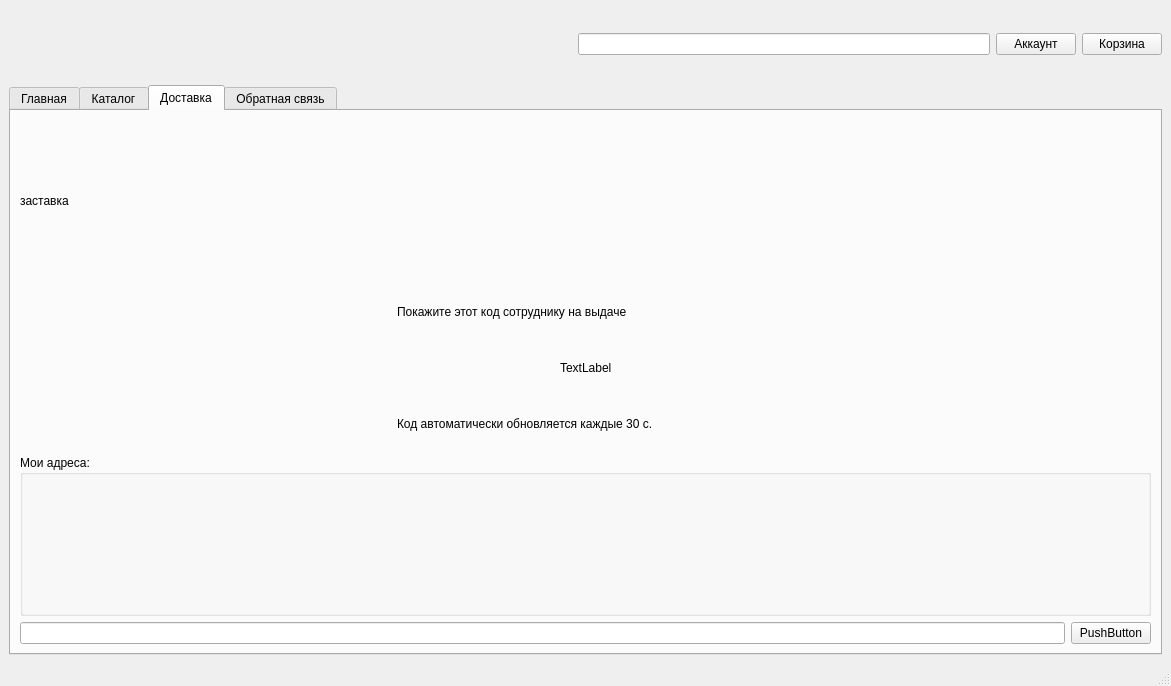
Above: mainwindow.ui from ceres919/QtShop before the change. Below: the same form after it.
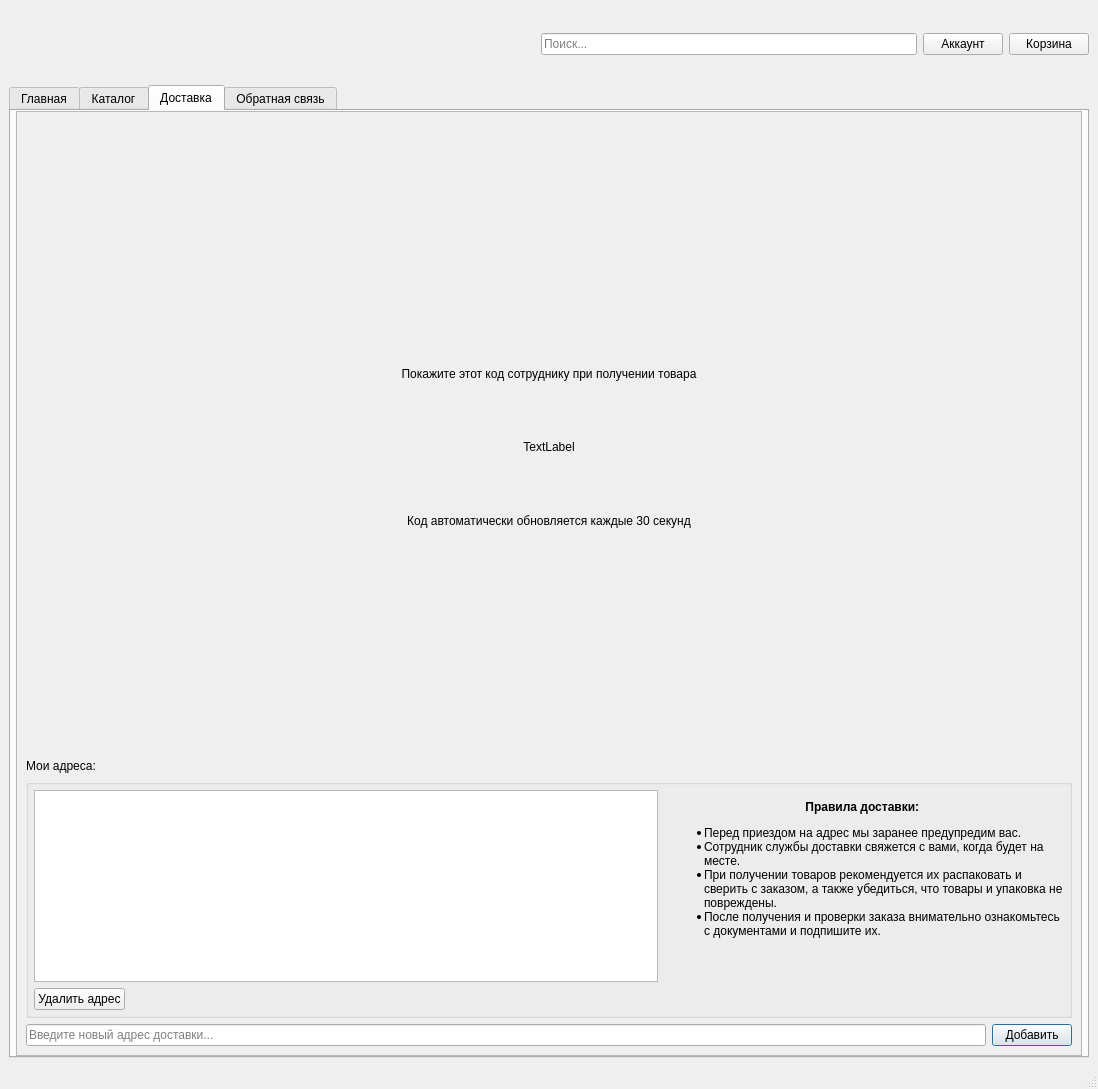
That is the form after the change. The open tabs and pages were chosen to show the change. Icons and pictures are not drawn.

Commit message: Add delivery tab

```diff
--- a/mainwindow.ui
+++ b/mainwindow.ui
@@ -6,8 +6,8 @@
    <rect>
     <x>0</x>
     <y>0</y>
-    <width>1171</width>
-    <height>686</height>
+    <width>1098</width>
+    <height>1089</height>
    </rect>
   </property>
   <property name="windowTitle">
@@ -63,7 +63,11 @@
        </spacer>
       </item>
       <item>
-       <widget class="QLineEdit" name="searchLineEdit"/>
+       <widget class="QLineEdit" name="searchLineEdit">
+        <property name="placeholderText">
+         <string>Поиск...</string>
+        </property>
+       </widget>
       </item>
       <item>
        <widget class="QPushButton" name="accountPushButton">
@@ -488,10 +492,40 @@
         <string>Доставка</string>
        </attribute>
        <layout class="QGridLayout" name="gridLayout_7">
+        <property name="leftMargin">
+         <number>5</number>
+        </property>
+        <property name="topMargin">
+         <number>0</number>
+        </property>
+        <property name="rightMargin">
+         <number>5</number>
+        </property>
+        <property name="bottomMargin">
+         <number>0</number>
+        </property>
         <item row="0" column="0">
-         <widget class="QLabel" name="deliveryPic">
+         <widget class="QScrollArea" name="scrollArea">
+          <property name="widgetResizable">
+           <bool>true</bool>
+          </property>
+          <widget class="QWidget" name="scrollAreaWidgetContents_2">
+           <property name="geometry">
+            <rect>
+             <x>0</x>
+             <y>0</y>
+             <width>1056</width>
+             <height>873</height>
+            </rect>
+           </property>
+           <layout class="QGridLayout" name="gridLayout_9">
+            <item row="3" column="0">
+             <widget class="QLabel" name="label_3">
           <property name="text">
-           <string>заставка</string>
+               <string>Мои адреса:</string>
+              </property>
+              <property name="alignment">
+               <set>Qt::AlignBottom|Qt::AlignLeading|Qt::AlignLeft</set>
           </property>
          </widget>
         </item>
@@ -511,11 +545,20 @@
            </spacer>
           </item>
           <item>
-           <layout class="QVBoxLayout" name="verticalLayout">
+               <layout class="QVBoxLayout" name="verticalLayout" stretch="0,0,0">
             <item>
              <widget class="QLabel" name="staffInfo">
+                  <property name="sizePolicy">
+                   <sizepolicy hsizetype="Expanding" vsizetype="Preferred">
+                    <horstretch>0</horstretch>
+                    <verstretch>0</verstretch>
+                   </sizepolicy>
+                  </property>
               <property name="text">
-               <string>Покажите этот код сотруднику на выдаче</string>
+                   <string>Покажите этот код сотруднику при получении товара</string>
+                  </property>
+                  <property name="alignment">
+                   <set>Qt::AlignCenter</set>
               </property>
              </widget>
             </item>
@@ -536,9 +579,18 @@
               </item>
               <item>
                <widget class="QLabel" name="codeLabel">
+                    <property name="sizePolicy">
+                     <sizepolicy hsizetype="Expanding" vsizetype="Preferred">
+                      <horstretch>0</horstretch>
+                      <verstretch>0</verstretch>
+                     </sizepolicy>
+                    </property>
                 <property name="text">
                  <string>TextLabel</string>
                 </property>
+                    <property name="alignment">
+                     <set>Qt::AlignCenter</set>
+                    </property>
                </widget>
               </item>
               <item>
@@ -559,7 +611,10 @@
             <item>
              <widget class="QLabel" name="codeInfo">
               <property name="text">
-               <string>Код автоматически обновляется каждые 30 с.</string>
+                   <string>Код автоматически обновляется каждые 30 секунд</string>
+                  </property>
+                  <property name="alignment">
+                   <set>Qt::AlignCenter</set>
               </property>
              </widget>
             </item>
@@ -580,35 +635,141 @@
           </item>
          </layout>
         </item>
-        <item row="2" column="0">
-         <widget class="QGroupBox" name="addressGroupBox">
-          <property name="maximumSize">
-           <size>
-            <width>16777215</width>
-            <height>16777215</height>
-           </size>
-          </property>
-          <property name="title">
-           <string>Мои адреса:</string>
+            <item row="0" column="0">
+             <widget class="QLabel" name="deliveryPic">
+              <property name="text">
+               <string/>
+              </property>
+              <property name="pixmap">
+               <pixmap resource="resources.qrc">:/resources/image/accountdialog.svg</pixmap>
           </property>
          </widget>
         </item>
-        <item row="3" column="0">
+            <item row="5" column="0">
          <layout class="QHBoxLayout" name="horizontalLayout_3">
           <property name="sizeConstraint">
            <enum>QLayout::SetMinimumSize</enum>
           </property>
           <item>
-           <widget class="QLineEdit" name="addressLineEdit"/>
+               <widget class="QLineEdit" name="addressLineEdit">
+                <property name="placeholderText">
+                 <string>Введите новый адрес доставки...</string>
+                </property>
+               </widget>
           </item>
           <item>
            <widget class="QPushButton" name="pushButton">
             <property name="text">
-             <string>PushButton</string>
-            </property>
+                 <string>Добавить</string>
+                </property>
+                <property name="default">
+                 <bool>true</bool>
+                </property>
            </widget>
           </item>
          </layout>
+            </item>
+            <item row="4" column="0">
+             <widget class="QGroupBox" name="addressGroupBox">
+              <property name="sizePolicy">
+               <sizepolicy hsizetype="Preferred" vsizetype="Maximum">
+                <horstretch>0</horstretch>
+                <verstretch>0</verstretch>
+               </sizepolicy>
+              </property>
+              <property name="minimumSize">
+               <size>
+                <width>0</width>
+                <height>0</height>
+               </size>
+              </property>
+              <property name="maximumSize">
+               <size>
+                <width>16777215</width>
+                <height>16777215</height>
+               </size>
+              </property>
+              <property name="title">
+               <string/>
+              </property>
+              <layout class="QGridLayout" name="gridLayout_10">
+               <property name="leftMargin">
+                <number>5</number>
+               </property>
+               <property name="topMargin">
+                <number>5</number>
+               </property>
+               <property name="rightMargin">
+                <number>5</number>
+               </property>
+               <property name="bottomMargin">
+                <number>5</number>
+               </property>
+               <item row="1" column="0">
+                <widget class="QPushButton" name="deleteAddressPushButton">
+                 <property name="sizePolicy">
+                  <sizepolicy hsizetype="Maximum" vsizetype="Fixed">
+                   <horstretch>0</horstretch>
+                   <verstretch>0</verstretch>
+                  </sizepolicy>
+                 </property>
+                 <property name="text">
+                  <string>Удалить адрес</string>
+                 </property>
+                </widget>
+               </item>
+               <item row="0" column="0">
+                <widget class="QListWidget" name="addressesList"/>
+               </item>
+               <item row="0" column="1" rowspan="2">
+                <widget class="QLabel" name="label_7">
+                 <property name="sizePolicy">
+                  <sizepolicy hsizetype="Fixed" vsizetype="Fixed">
+                   <horstretch>0</horstretch>
+                   <verstretch>0</verstretch>
+                  </sizepolicy>
+                 </property>
+                 <property name="minimumSize">
+                  <size>
+                   <width>400</width>
+                   <height>200</height>
+                  </size>
+                 </property>
+                 <property name="maximumSize">
+                  <size>
+                   <width>500</width>
+                   <height>16777215</height>
+                  </size>
+                 </property>
+                 <property name="baseSize">
+                  <size>
+                   <width>400</width>
+                   <height>300</height>
+                  </size>
+                 </property>
+                 <property name="autoFillBackground">
+                  <bool>false</bool>
+                 </property>
+                 <property name="text">
+                  <string>&lt;html&gt;&lt;head/&gt;&lt;body&gt;&lt;p align=&quot;center&quot;&gt;&lt;span style=&quot; font-weight:700;&quot;&gt;Правила доставки: &lt;/span&gt;&lt;/p&gt;&lt;ul style=&quot;margin-top: 0px; margin-bottom: 0px; margin-left: 0px; margin-right: 0px; -qt-list-indent: 1;&quot;&gt;&lt;li style=&quot; margin-top:12px; margin-bottom:0px; margin-left:0px; margin-right:0px; -qt-block-indent:0; text-indent:0px;&quot;&gt;Перед приездом на адрес мы заранее предупредим вас.&lt;/li&gt;&lt;li style=&quot; margin-top:0px; margin-bottom:0px; margin-left:0px; margin-right:0px; -qt-block-indent:0; text-indent:0px;&quot;&gt;Сотрудник службы доставки свяжется с вами, когда будет на месте. &lt;/li&gt;&lt;li style=&quot; margin-top:0px; margin-bottom:0px; margin-left:0px; margin-right:0px; -qt-block-indent:0; text-indent:0px;&quot;&gt;При получении товаров рекомендуется их распаковать и сверить с заказом, а также убедиться, что товары и упаковка не повреждены. &lt;/li&gt;&lt;li style=&quot; margin-top:0px; margin-bottom:12px; margin-left:0px; margin-right:0px; -qt-block-indent:0; text-indent:0px;&quot;&gt;После получения и проверки заказа внимательно ознакомьтесь с документами и подпишите их.&lt;/li&gt;&lt;/ul&gt;&lt;/body&gt;&lt;/html&gt;</string>
+                 </property>
+                 <property name="scaledContents">
+                  <bool>false</bool>
+                 </property>
+                 <property name="alignment">
+                  <set>Qt::AlignLeading|Qt::AlignLeft|Qt::AlignTop</set>
+                 </property>
+                 <property name="wordWrap">
+                  <bool>true</bool>
+                 </property>
+                </widget>
+               </item>
+              </layout>
+             </widget>
+            </item>
+           </layout>
+          </widget>
+         </widget>
         </item>
        </layout>
       </widget>
```
Left out of the diff: 36 changed lines with no effect on the pictures. Lines whose indentation alone changed are shown as unchanged. The commit also changes 12 other files.
